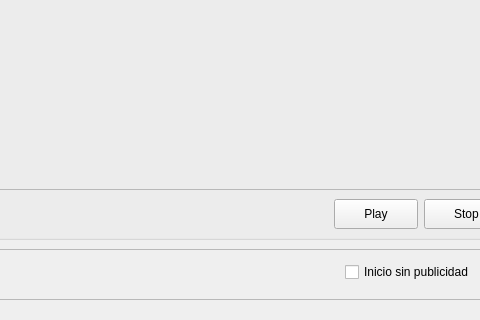
The window that UI/mainwindow.ui (ecristal/proyectoLavamanos) describes before a commit, drawn with Qt 5; both pictures show x 175 to 655 and y 331 to 651 of the 996 by 651 pixel window.
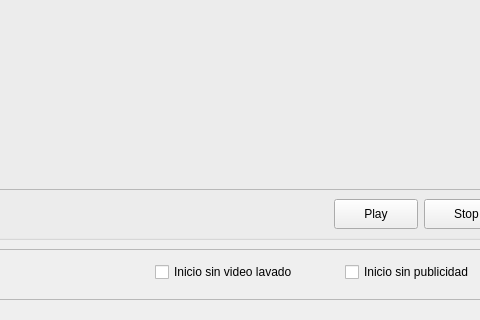
The same window after the commit.

Commit message: Se agrega el checkbox para iniciar sin video de lavado

Diff of the .ui file:
```diff
--- a/UI/mainwindow.ui
+++ b/UI/mainwindow.ui
@@ -174,6 +174,19 @@
      <string>Inicio sin publicidad</string>
     </property>
    </widget>
+   <widget class="QCheckBox" name="cbIniciarSinVideoLavado">
+    <property name="geometry">
+     <rect>
+      <x>310</x>
+      <y>10</y>
+      <width>171</width>
+      <height>26</height>
+     </rect>
+    </property>
+    <property name="text">
+     <string>Inicio sin video lavado</string>
+    </property>
+   </widget>
   </widget>
  </widget>
  <resources/>
```
